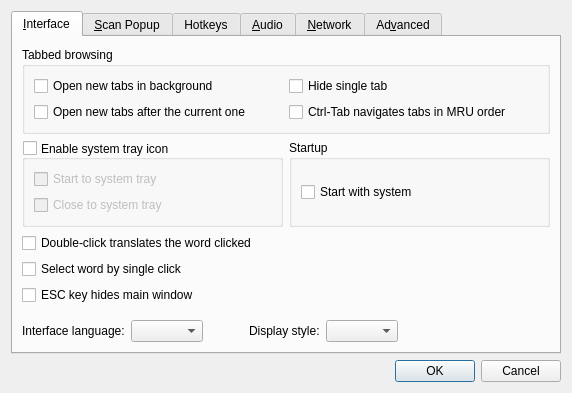
First picture: the form in preferences.ui, repository goldendict/goldendict, before the edit.
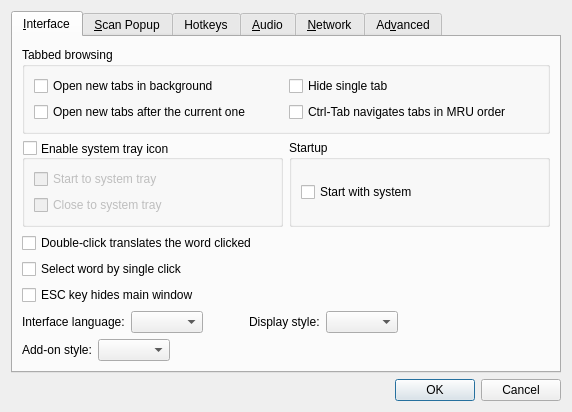
Second picture: the form after the edit. Icons and pictures are not drawn. Custom widgets are drawn as their Qt base class.

Commit message: Switch user styles on-the-fly

Patch:
```diff
--- a/preferences.ui
+++ b/preferences.ui
@@ -7,7 +7,7 @@
     <x>0</x>
     <y>0</y>
     <width>572</width>
-    <height>381</height>
+    <height>394</height>
    </rect>
   </property>
   <property name="windowTitle">
@@ -41,19 +41,6 @@
        <string>&amp;Interface</string>
       </attribute>
       <layout class="QGridLayout" name="gridLayout_2">
-       <item row="0" column="0" colspan="2">
-        <spacer name="verticalSpacer_8">
-         <property name="orientation">
-          <enum>Qt::Vertical</enum>
-         </property>
-         <property name="sizeHint" stdset="0">
-          <size>
-           <width>20</width>
-           <height>40</height>
-          </size>
-         </property>
-        </spacer>
-       </item>
        <item row="1" column="0" colspan="2">
         <widget class="QGroupBox" name="groupBox">
          <property name="title">
@@ -151,6 +138,16 @@
          </layout>
         </widget>
        </item>
+       <item row="4" column="0">
+        <widget class="QCheckBox" name="selectBySingleClick">
+         <property name="toolTip">
+          <string>Turn this option on if you want to select words by single mouse click</string>
+         </property>
+         <property name="text">
+          <string>Select word by single click</string>
+         </property>
+        </widget>
+       </item>
        <item row="2" column="1">
         <widget class="QGroupBox" name="groupBox_2">
          <property name="title">
@@ -170,7 +167,20 @@
          </layout>
         </widget>
        </item>
-       <item row="7" column="0" colspan="2">
+       <item row="0" column="0" colspan="2">
+        <spacer name="verticalSpacer_8">
+         <property name="orientation">
+          <enum>Qt::Vertical</enum>
+         </property>
+         <property name="sizeHint" stdset="0">
+          <size>
+           <width>20</width>
+           <height>40</height>
+          </size>
+         </property>
+        </spacer>
+       </item>
+       <item row="6" column="0" colspan="2">
         <layout class="QHBoxLayout" name="horizontalLayout_6">
          <item>
           <widget class="QLabel" name="label_6">
@@ -223,7 +233,7 @@
          </item>
         </layout>
        </item>
-       <item row="8" column="0" colspan="2">
+       <item row="10" column="0" colspan="2">
         <spacer name="verticalSpacer">
          <property name="orientation">
           <enum>Qt::Vertical</enum>
@@ -236,22 +246,6 @@
          </property>
         </spacer>
        </item>
-       <item row="6" column="0">
-        <spacer name="verticalSpacer_9">
-         <property name="orientation">
-          <enum>Qt::Vertical</enum>
-         </property>
-         <property name="sizeType">
-          <enum>QSizePolicy::Fixed</enum>
-         </property>
-         <property name="sizeHint" stdset="0">
-          <size>
-           <width>20</width>
-           <height>9</height>
-          </size>
-         </property>
-        </spacer>
-       </item>
        <item row="3" column="0">
         <widget class="QCheckBox" name="doubleClickTranslates">
          <property name="text">
@@ -270,15 +264,32 @@
          </property>
         </widget>
        </item>
-       <item row="4" column="0">
-        <widget class="QCheckBox" name="selectBySingleClick">
-         <property name="toolTip">
-          <string>Turn this option on if you want to select words by single mouse click</string>
-         </property>
-         <property name="text">
-          <string>Select word by single click</string>
-         </property>
-        </widget>
+       <item row="8" column="0" colspan="2">
+        <layout class="QHBoxLayout" name="horizontalLayout_4">
+         <item>
+          <widget class="QLabel" name="addonStylesLabel">
+           <property name="text">
+            <string>Add-on style:</string>
+           </property>
+          </widget>
+         </item>
+         <item>
+          <widget class="StylesComboBox" name="addonStyles"/>
+         </item>
+         <item>
+          <spacer name="horizontalSpacer_6">
+           <property name="orientation">
+            <enum>Qt::Horizontal</enum>
+           </property>
+           <property name="sizeHint" stdset="0">
+            <size>
+             <width>40</width>
+             <height>20</height>
+            </size>
+           </property>
+          </spacer>
+         </item>
+        </layout>
        </item>
       </layout>
      </widget>
@@ -1180,6 +1191,11 @@
    <extends>QLineEdit</extends>
    <header>hotkeyedit.hh</header>
   </customwidget>
+  <customwidget>
+   <class>StylesComboBox</class>
+   <extends>QComboBox</extends>
+   <header>stylescombobox.hh</header>
+  </customwidget>
  </customwidgets>
  <tabstops>
   <tabstop>tabWidget</tabstop>
```
The commit also changes 10 other files.
